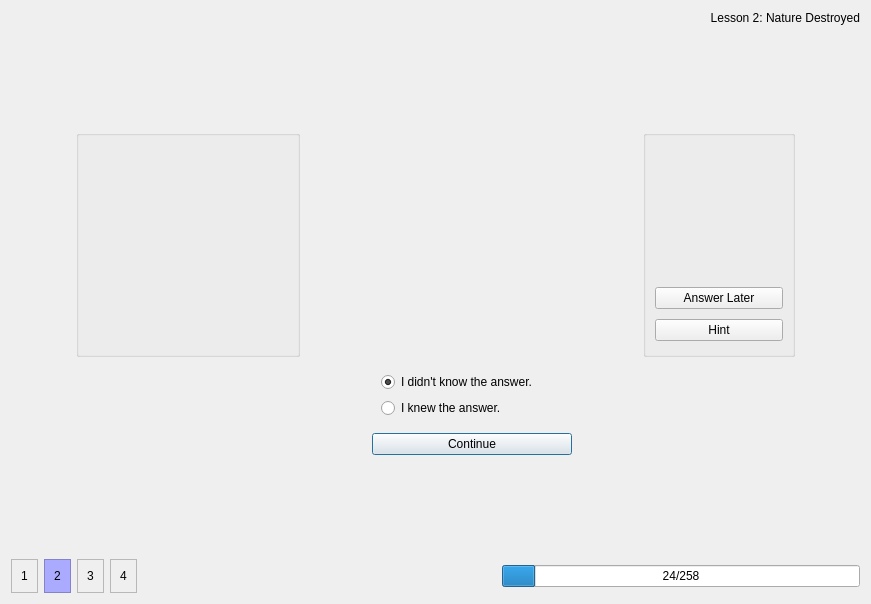
Qt form src/practice/practice_mainwindow.ui (KDE/parley) before a commit.
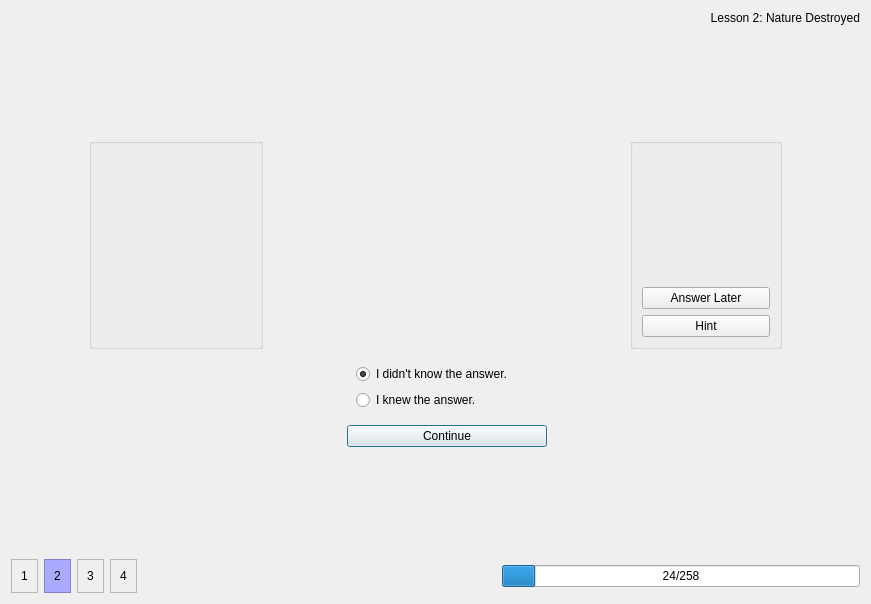
The same form after that commit. Icons and pictures are not drawn. Custom widgets are drawn as their Qt base class.

Commit message: show the image

Diff of the .ui file:
```diff
--- a/src/practice/practice_mainwindow.ui
+++ b/src/practice/practice_mainwindow.ui
@@ -54,39 +54,36 @@
      </item>
      <item row="0" column="1">
       <widget class="QGroupBox" name="groupBox_5">
+       <property name="sizePolicy">
+        <sizepolicy hsizetype="Expanding" vsizetype="Expanding">
+         <horstretch>0</horstretch>
+         <verstretch>0</verstretch>
+        </sizepolicy>
+       </property>
        <property name="title">
         <string/>
        </property>
        <layout class="QHBoxLayout" name="horizontalLayout_24">
         <item>
-         <widget class="QLabel" name="imageLabel">
+         <widget class="Practice::ImageWidget" name="imageWidget" native="true">
           <property name="sizePolicy">
-           <sizepolicy hsizetype="Fixed" vsizetype="Fixed">
+           <sizepolicy hsizetype="Expanding" vsizetype="Expanding">
             <horstretch>0</horstretch>
             <verstretch>0</verstretch>
            </sizepolicy>
           </property>
           <property name="minimumSize">
            <size>
-            <width>200</width>
-            <height>200</height>
+            <width>150</width>
+            <height>150</height>
            </size>
           </property>
           <property name="maximumSize">
            <size>
-            <width>200</width>
-            <height>200</height>
+            <width>400</width>
+            <height>400</height>
            </size>
           </property>
-          <property name="text">
-           <string/>
-          </property>
-          <property name="pixmap">
-           <pixmap>:/newPrefix/hi128-app-parley.png</pixmap>
-          </property>
-          <property name="alignment">
-           <set>Qt::AlignCenter</set>
-          </property>
          </widget>
         </item>
        </layout>
@@ -512,6 +509,14 @@
   <zorder>verticalSpacer_2</zorder>
   <zorder>lessonLabel</zorder>
  </widget>
+ <customwidgets>
+  <customwidget>
+   <class>Practice::ImageWidget</class>
+   <extends>QWidget</extends>
+   <header>practice/imagewidget.h</header>
+   <container>1</container>
+  </customwidget>
+ </customwidgets>
  <tabstops>
   <tabstop>continueButton</tabstop>
   <tabstop>answerLaterButton</tabstop>
```
The commit also changes 3 other files.
